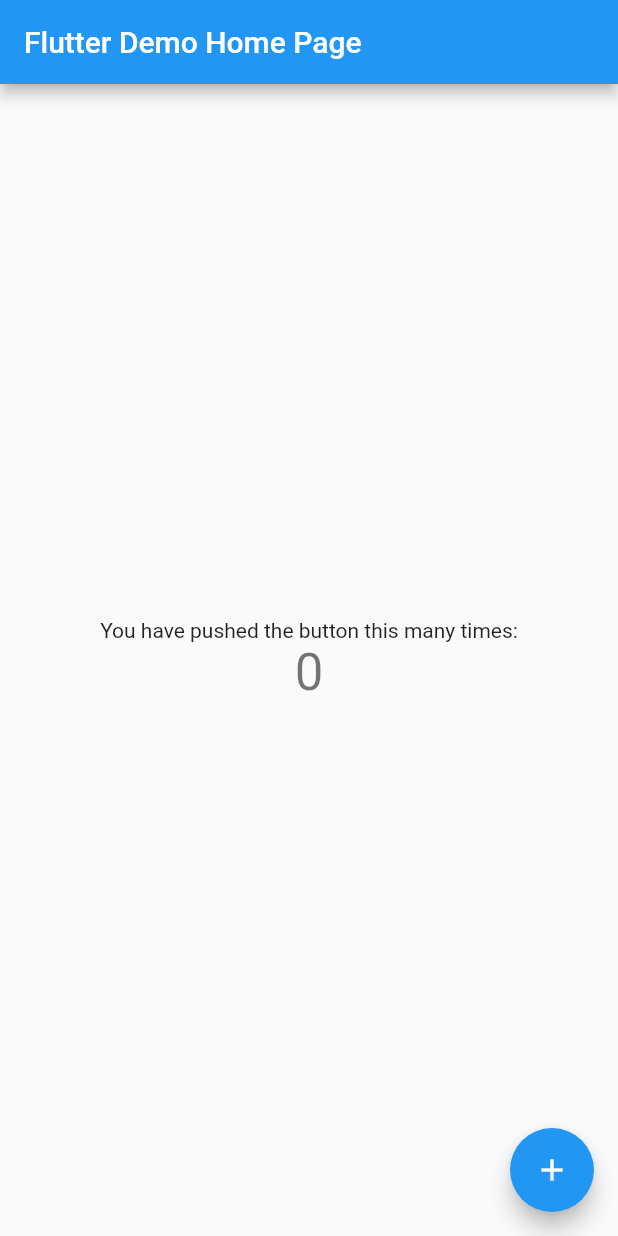
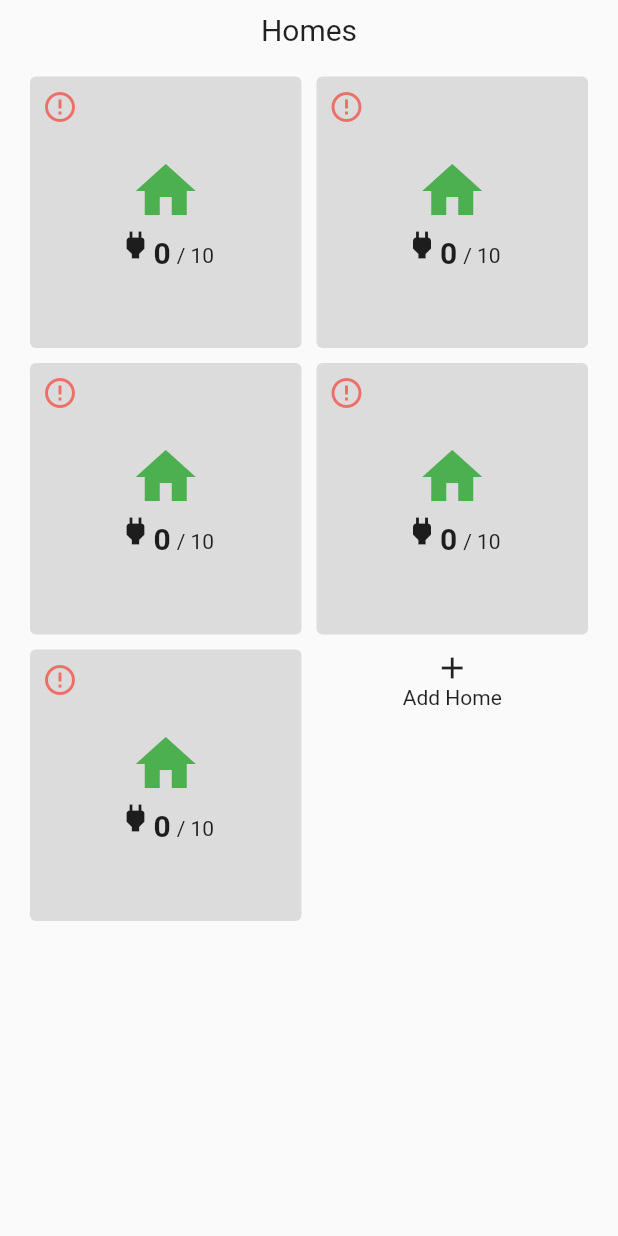
Before and after one commit to chances/UtilityGrid, a Flutter app: the screen it shows after launch, on a phone screen of 412 x 824 dp. Run offline on Flutter 3.47's test engine with Material 2 defaults, Android fonts, the phone set to English and light mode, and no system bars.

Commit message:
Render a grid list of homes with power stats in app

```diff
--- /dev/null
+++ b/lib/game.dart
@@ -0,0 +1,2 @@
+export 'package:utility_grid/game/house.dart';
+export 'package:utility_grid/game/power.dart';
--- a/lib/main.dart
+++ b/lib/main.dart
@@ -1,5 +1,6 @@
 import 'package:flutter/material.dart';
 import 'package:flutter/services.dart';
+import 'package:utility_grid/pages.dart';
 
 void main() => runApp(UtilityGridGame());
 
@@ -17,84 +18,7 @@
       theme: ThemeData(
         primarySwatch: Colors.blue,
       ),
-      home: MyHomePage(title: 'Flutter Demo Home Page'),
+      home: GamePage(),
     );
   }
 }
-
-class MyHomePage extends StatefulWidget {
-  MyHomePage({Key key, this.title}) : super(key: key);
-
-  // Fields in a Widget subclass are always marked "final".
-  final String title;
-
-  @override
-  _MyHomePageState createState() => _MyHomePageState();
-}
-
-class _MyHomePageState extends State<MyHomePage> {
-  int _counter = 0;
-
-  void _incrementCounter() {
-    setState(() {
-      // This call to setState tells the Flutter framework that something has
-      // changed in this State, which causes it to rerun the build method below
-      // so that the display can reflect the updated values. If we changed
-      // _counter without calling setState(), then the build method would not be
-      // called again, and so nothing would appear to happen.
-      _counter++;
-    });
-  }
-
-  @override
-  Widget build(BuildContext context) {
-    // This method is rerun every time setState is called, for instance as done
-    // by the _incrementCounter method above.
-    //
-    // The Flutter framework has been optimized to make rerunning build methods
-    // fast, so that you can just rebuild anything that needs updating rather
-    // than having to individually change instances of widgets.
-    return Scaffold(
-      appBar: AppBar(
-        // Here we take the value from the MyHomePage object that was created by
-        // the App.build method, and use it to set our appbar title.
-        title: Text(widget.title),
-      ),
-      body: Center(
-        // Center is a layout widget. It takes a single child and positions it
-        // in the middle of the parent.
-        child: Column(
-          // Column is also layout widget. It takes a list of children and
-          // arranges them vertically. By default, it sizes itself to fit its
-          // children horizontally, and tries to be as tall as its parent.
-          //
-          // Invoke "debug painting" (press "p" in the console, choose the
-          // "Toggle Debug Paint" action from the Flutter Inspector in Android
-          // Studio, or the "Toggle Debug Paint" command in Visual Studio Code)
-          // to see the wireframe for each widget.
-          //
-          // Column has various properties to control how it sizes itself and
-          // how it positions its children. Here we use mainAxisAlignment to
-          // center the children vertically; the main axis here is the vertical
-          // axis because Columns are vertical (the cross axis would be
-          // horizontal).
-          mainAxisAlignment: MainAxisAlignment.center,
-          children: <Widget>[
-            Text(
-              'You have pushed the button this many times:',
-            ),
-            Text(
-              '$_counter',
-              style: Theme.of(context).textTheme.display1,
-            ),
-          ],
-        ),
-      ),
-      floatingActionButton: FloatingActionButton(
-        onPressed: _incrementCounter,
-        tooltip: 'Increment',
-        child: Icon(Icons.add),
-      ), // This trailing comma makes auto-formatting nicer for build methods.
-    );
-  }
-}
--- /dev/null
+++ b/lib/pages.dart
@@ -0,0 +1 @@
+export 'package:utility_grid/pages/game_page.dart';
--- /dev/null
+++ b/lib/pages/game_page.dart
@@ -0,0 +1,18 @@
+import 'package:flutter/material.dart';
+import 'package:utility_grid/widgets.dart';
+
+class GamePage extends StatefulWidget {
+  @override
+  State<StatefulWidget> createState() => _GamePageState();
+}
+
+class _GamePageState extends State<GamePage> {
+  @override
+  Widget build(BuildContext context) {
+    return new Scaffold(
+      body: new World(
+        child: Homes(),
+      ),
+    );
+  }
+}
--- a/lib/widgets.dart
+++ b/lib/widgets.dart
@@ -1 +1,2 @@
 export 'widgets/world.dart';
+export 'widgets/homes.dart';
--- /dev/null
+++ b/lib/widgets/homes.dart
@@ -0,0 +1,131 @@
+import 'package:flutter/material.dart';
+import 'package:utility_grid/engine/ecs.dart' as ecs;
+import 'package:utility_grid/game.dart';
+import 'package:utility_grid/widgets.dart';
+
+class Homes extends StatefulWidget {
+  @override
+  State<StatefulWidget> createState() => _HomesState();
+}
+
+class _HomesState extends State<Homes> {
+  @override
+  Widget build(BuildContext context) {
+    var homes = World.of(context).entitiesWith([House, Power]);
+
+    var gridCells = homes.map((home) => houseWidget(home)).toList();
+    gridCells.add(Container(
+      child: Column(
+        children: <Widget>[
+          Icon(Icons.add),
+          Text('Add Home'),
+        ],
+      ),
+    ));
+
+    var grid = GridView.count(
+      primary: true,
+      padding: const EdgeInsets.all(20.0),
+      mainAxisSpacing: 10.0,
+      crossAxisSpacing: 10.0,
+      crossAxisCount: 2,
+      children: gridCells,
+    );
+
+    return Column(
+      crossAxisAlignment: CrossAxisAlignment.stretch,
+      children: <Widget>[
+        Center(
+          child: Padding(
+            padding: const EdgeInsets.only(top: 8.0),
+            child: Text(
+              'Homes',
+              style: TextStyle(fontSize: 20.0),
+            ),
+          ),
+        ),
+        Expanded(
+          child: grid,
+        ),
+      ],
+    );
+  }
+
+  Widget houseWidget(ecs.Entity home) {
+    House house = home.componentOfType(House);
+    Power power = home.componentOfType(Power);
+
+    return Container(
+      decoration: BoxDecoration(
+        shape: BoxShape.rectangle,
+        borderRadius: BorderRadius.all(Radius.circular(4.0)),
+        color: Colors.black12,
+      ),
+      padding: EdgeInsets.all(8.0),
+      child: Home(house, power),
+    );
+  }
+}
+
+class Home extends StatelessWidget {
+  final House house;
+  final Power housePower;
+
+  const Home(this.house, this.housePower, {Key key}) : super(key: key);
+
+  @override
+  Widget build(BuildContext context) {
+    var stackChildren = <Widget>[
+      Column(
+        mainAxisSize: MainAxisSize.min,
+        children: <Widget>[
+          Icon(
+            Icons.home,
+            color: house.color,
+            size: 48,
+          ),
+          Row(
+            mainAxisAlignment: MainAxisAlignment.center,
+            crossAxisAlignment: CrossAxisAlignment.baseline,
+            textBaseline: TextBaseline.ideographic,
+            children: <Widget>[
+              Icon(Icons.power),
+              Text(
+                '${housePower.power}',
+                style: TextStyle(
+                  fontSize: 20.0,
+                  fontWeight: FontWeight.bold,
+                ),
+              ),
+              Padding(
+                padding: const EdgeInsets.only(left: 4.0),
+                child: Text('/ ${housePower.minPower}'),
+              )
+            ],
+          ),
+        ],
+      ),
+    ];
+
+    if (housePower.criticallyLow) {
+      stackChildren.add(
+        Positioned(
+          child: Opacity(
+            opacity: 0.7,
+            child: Icon(
+              Icons.error_outline,
+              color: Colors.red,
+            ),
+          ),
+          top: 0,
+          left: 0,
+        ),
+      );
+    }
+
+    return Stack(
+      alignment: Alignment.center,
+      children: stackChildren,
+    );
+  }
+}
```
